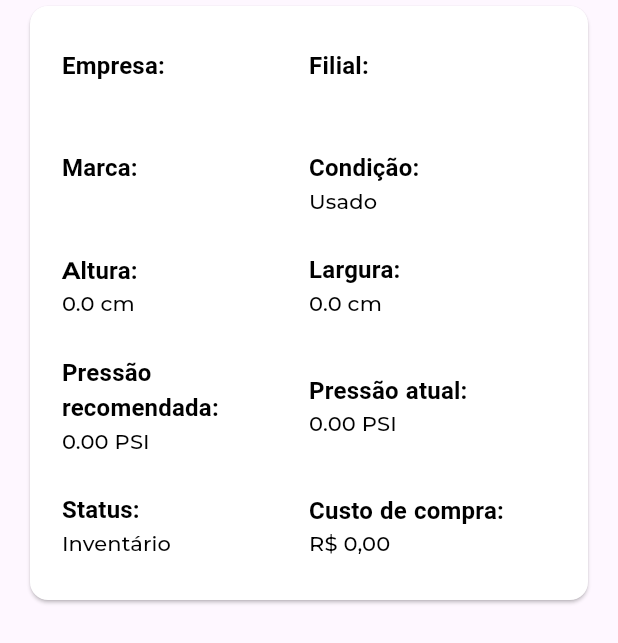
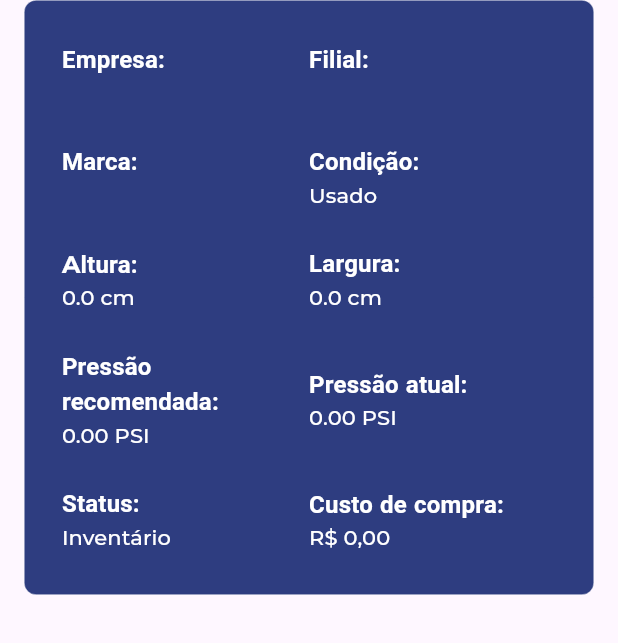
Before and after one commit to JacoRochadev/prologApp, a Flutter app: the CardDetailsWidget widget shown alone on an empty page, opened directly with empty values, on a phone screen of 412 x 824 dp. Shown: the top 643 px of the screen. Run offline on Flutter 3.47's test engine with Material 3 defaults, Android fonts, the phone set to English and light mode, and no system bars; our stand-ins replace dartz, dio, equatable, flutter_mobx, flutter_modular, google_fonts and 1 more; generated files the repository leaves out were written again; network calls fail; Roboto replaces fonts that are missing (Prompt).

Commit message:
colors ok

```diff
--- a/lib/app_widget.dart
+++ b/lib/app_widget.dart
@@ -23,7 +23,7 @@ class AppWidget extends StatelessWidget {
         appBarTheme: const AppBarTheme(
           centerTitle: true,
           iconTheme: IconThemeData(
-            color: Color(0xFFA1B5FF),
+            color: Colors.white,
           ),
           backgroundColor: Color(0xFF2E3D80),
         ),
--- a/lib/features/tire/presentation/widgets/card_details_widget.dart
+++ b/lib/features/tire/presentation/widgets/card_details_widget.dart
@@ -16,8 +16,15 @@ class CardDetailsWidget extends StatelessWidget {
   Widget build(BuildContext context) {
     return Padding(
       padding: const EdgeInsets.symmetric(horizontal: 16),
-      child: Card(
-        color: Colors.white,
+      child: Container(
+        decoration: BoxDecoration(
+          color: const Color(0XFF2E3D80),
+          border: Border.all(
+            color: Colors.white,
+            width: .3,
+          ),
+          borderRadius: BorderRadius.circular(8),
+        ),
         child: Padding(
           padding: const EdgeInsets.symmetric(vertical: 16),
           child: Column(
--- a/lib/features/tire/presentation/widgets/card_item_widget.dart
+++ b/lib/features/tire/presentation/widgets/card_item_widget.dart
@@ -31,14 +31,14 @@ class CardItemWidget extends StatelessWidget {
                 Text(
                   label1,
                   style: Theme.of(context).textTheme.titleMedium!.copyWith(
-                        color: Colors.black,
+                        color: Colors.white,
                         fontWeight: FontWeight.bold,
                       ),
                 ),
                 Text(
                   value1,
                   style: Theme.of(context).textTheme.titleSmall!.copyWith(
-                        color: Colors.black,
+                        color: Colors.white,
                         fontFamily: GoogleFonts.montserrat().fontFamily,
                       ),
                 ),
@@ -53,14 +53,14 @@ class CardItemWidget extends StatelessWidget {
                 Text(
                   label2,
                   style: Theme.of(context).textTheme.titleMedium!.copyWith(
-                        color: Colors.black,
+                        color: Colors.white,
                         fontWeight: FontWeight.bold,
                       ),
                 ),
                 Text(
                   value2,
                   style: Theme.of(context).textTheme.titleSmall!.copyWith(
-                        color: Colors.black,
+                        color: Colors.white,
                         fontFamily: GoogleFonts.montserrat().fontFamily,
                       ),
                 ),
```
Also changed, not shown: lib/features/tire/presentation/widgets/list_item_widget.dart (+6 -6 lines).
